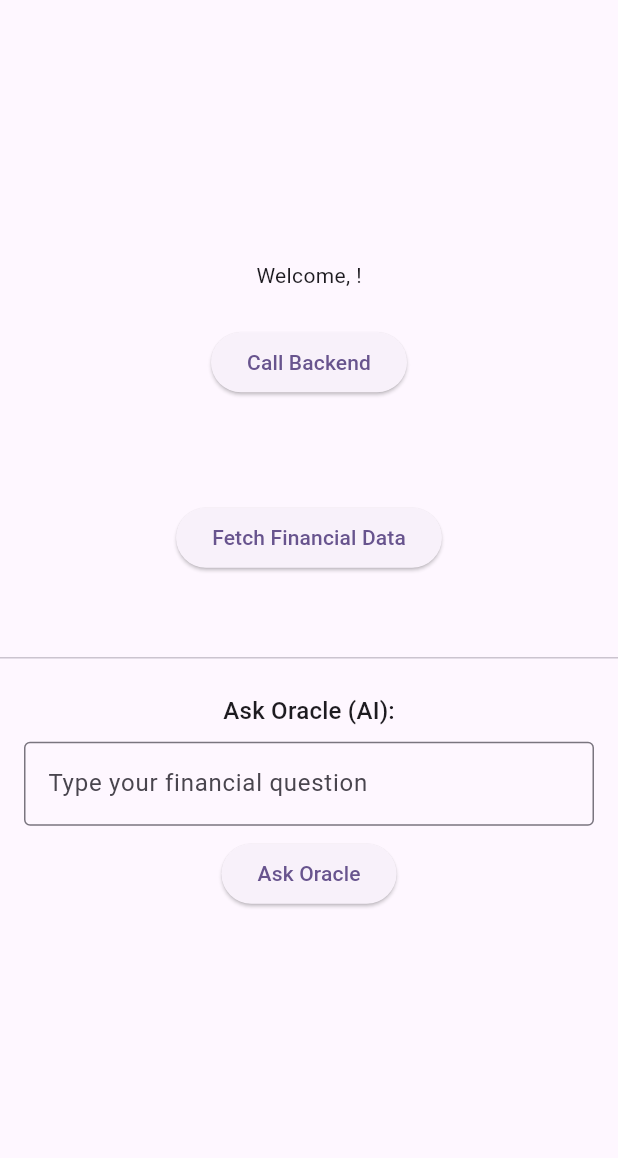
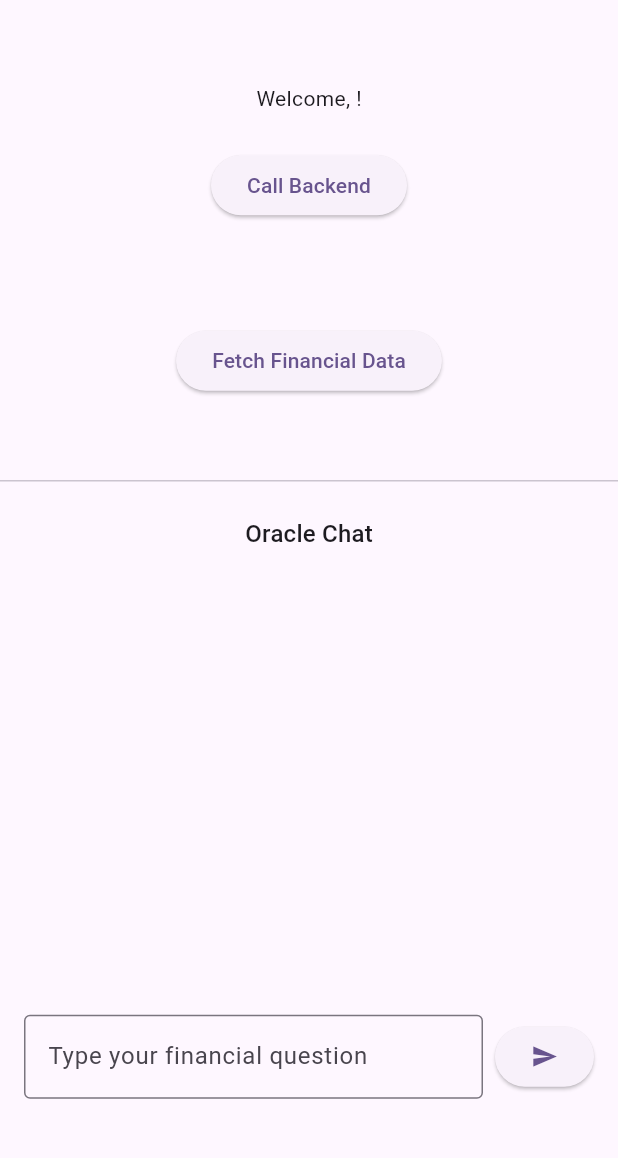
Before and after one commit to Sanidhya49/invested, a Flutter app: the screen it shows once a user with an empty profile is signed in, on a phone screen of 412 x 824 dp, the part 63-1221 px from its top. Run offline on Flutter 3.47's test engine with Material 3 defaults, Android fonts, the phone set to English and light mode, and no system bars; our stand-ins replace firebase_auth, firebase_core, google_sign_in; accounts and stored records are empty.

Commit message:
updated ui for ease

```diff
--- a/invested/lib/main.dart
+++ b/invested/lib/main.dart
@@ -88,8 +88,10 @@ class _HomeScreenState extends State<HomeScreen> {
   String backendMessage = '';
   Map<String, dynamic>? fetchedData;
   String oracleQuestion = '';
-  String? oracleAnswer;
   bool isOracleLoading = false;
+
+  // Chat message model
+  List<Map<String, String>> oracleChat = [];
 
   Future<void> callBackend() async {
     final user = FirebaseAuth.instance.currentUser;
@@ -137,9 +139,10 @@ class _HomeScreenState extends State<HomeScreen> {
   }
 
   Future<void> askOracle() async {
+    if (oracleQuestion.trim().isEmpty) return;
     setState(() {
       isOracleLoading = true;
-      oracleAnswer = null;
+      oracleChat.add({'role': 'user', 'text': oracleQuestion});
     });
     final user = FirebaseAuth.instance.currentUser;
     final idToken = await user?.getIdToken();
@@ -156,15 +159,23 @@ class _HomeScreenState extends State<HomeScreen> {
         isOracleLoading = false;
         if (response.statusCode == 200) {
           final data = json.decode(response.body);
-          oracleAnswer = data['answer'] ?? 'No answer';
+          oracleChat.add({
+            'role': 'oracle',
+            'text': data['answer'] ?? 'No answer',
+          });
         } else {
-          oracleAnswer = 'Error: ${response.statusCode}';
+          oracleChat.add({
+            'role': 'oracle',
+            'text': 'Error: ${response.statusCode}',
+          });
         }
+        oracleQuestion = '';
       });
     } catch (e) {
       setState(() {
         isOracleLoading = false;
-        oracleAnswer = 'Error: $e';
+        oracleChat.add({'role': 'oracle', 'text': 'Error: $e'});
+        oracleQuestion = '';
       });
     }
   }
@@ -215,22 +226,59 @@ class _HomeScreenState extends State<HomeScreen> {
               const Divider(),
               const SizedBox(height: 16),
               Text(
-                'Ask Oracle (AI):',
+                'Oracle Chat',
                 style: Theme.of(context).textTheme.titleMedium,
+              ),
+              Container(
+                height: 300,
+                padding: const EdgeInsets.symmetric(horizontal: 8, vertical: 4),
+                child: ListView.builder(
+                  itemCount: oracleChat.length,
+                  itemBuilder: (context, index) {
+                    final msg = oracleChat[index];
+                    final isUser = msg['role'] == 'user';
+                    return Align(
+                      alignment: isUser
+                          ? Alignment.centerRight
+                          : Alignment.centerLeft,
+                      child: Container(
+                        margin: const EdgeInsets.symmetric(vertical: 4),
+                        padding: const EdgeInsets.all(12),
+                        decoration: BoxDecoration(
+                          color: isUser ? Colors.green[100] : Colors.blue[50],
+                          borderRadius: BorderRadius.circular(12),
+                        ),
+                        child: Text(
+                          msg['text'] ?? '',
+                          style: TextStyle(
+                            fontSize: 16,
+                            color: isUser ? Colors.black87 : Colors.blue[900],
+                          ),
+                        ),
+                      ),
+                    );
+                  },
+                ),
               ),
               Padding(
                 padding: const EdgeInsets.symmetric(
                   horizontal: 16,
                   vertical: 8,
                 ),
+                child: Row(
+                  children: [
+                    Expanded(
                       child: TextField(
                         decoration: const InputDecoration(
                           border: OutlineInputBorder(),
                           labelText: 'Type your financial question',
                         ),
                         onChanged: (val) => oracleQuestion = val,
+                        onSubmitted: (_) => askOracle(),
+                        controller: TextEditingController(text: oracleQuestion),
                       ),
                     ),
+                    const SizedBox(width: 8),
                     ElevatedButton(
                       onPressed: isOracleLoading ? null : askOracle,
                       child: isOracleLoading
@@ -239,17 +287,9 @@ class _HomeScreenState extends State<HomeScreen> {
                               height: 20,
                               child: CircularProgressIndicator(strokeWidth: 2),
                             )
-                    : const Text('Ask Oracle'),
+                          : const Icon(Icons.send),
                     ),
-              const SizedBox(height: 16),
-              if (oracleAnswer != null)
-                Container(
-                  padding: const EdgeInsets.all(12),
-                  color: Colors.blue[50],
-                  width: double.infinity,
-                  child: Text(
-                    oracleAnswer!,
-                    style: const TextStyle(fontSize: 16),
+                  ],
                 ),
               ),
             ],
```
Lines whose indentation alone changed are shown as unchanged.
